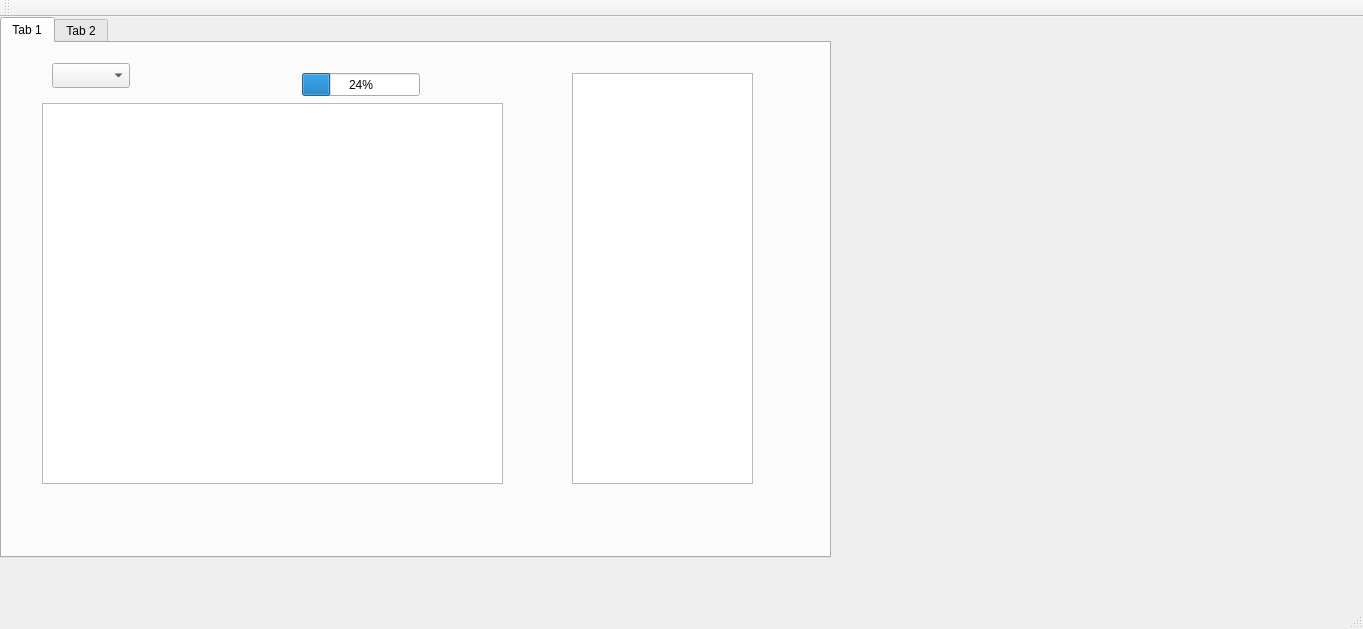
Above: mainwindow.ui from tomerye/Security-Sys-gui before the change. Below: the same form after it.
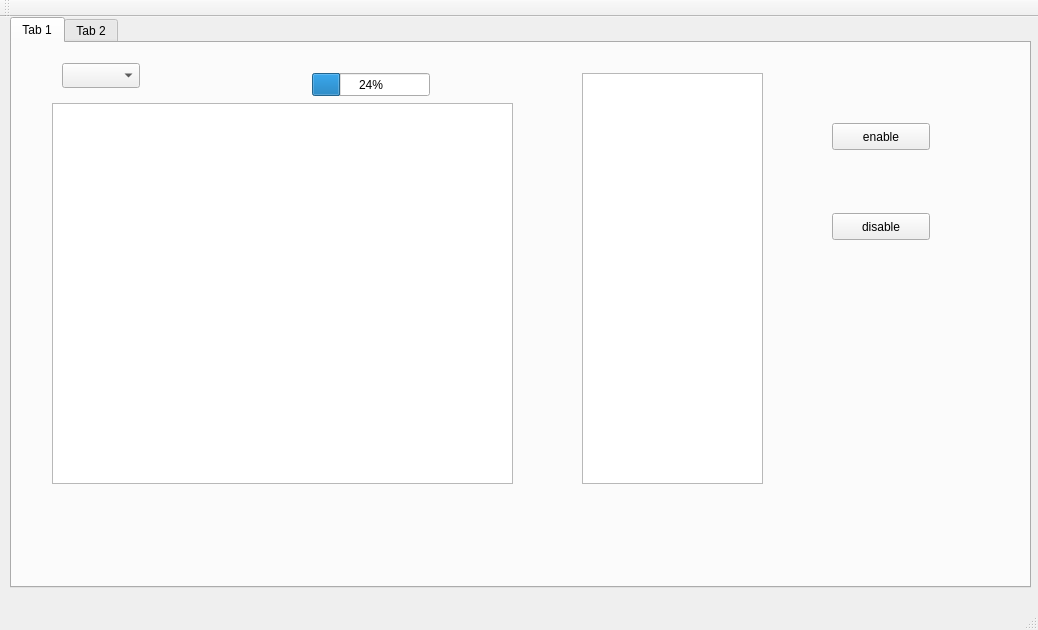
That is the form after the change.

Commit message: add support for disable/enable client image capture

What changed in the file:
```diff
--- a/mainwindow.ui
+++ b/mainwindow.ui
@@ -6,8 +6,8 @@
    <rect>
     <x>0</x>
     <y>0</y>
-    <width>1363</width>
-    <height>629</height>
+    <width>1038</width>
+    <height>630</height>
    </rect>
   </property>
   <property name="windowTitle">
@@ -17,10 +17,10 @@
    <widget class="QTabWidget" name="tabWidget">
     <property name="geometry">
      <rect>
-      <x>0</x>
+      <x>10</x>
       <y>0</y>
-      <width>831</width>
-      <height>541</height>
+      <width>1021</width>
+      <height>571</height>
      </rect>
     </property>
     <property name="currentIndex">
@@ -76,6 +76,32 @@
        <number>24</number>
       </property>
      </widget>
+     <widget class="QPushButton" name="pushButton_2">
+      <property name="geometry">
+       <rect>
+        <x>820</x>
+        <y>80</y>
+        <width>98</width>
+        <height>27</height>
+       </rect>
+      </property>
+      <property name="text">
+       <string>enable</string>
+      </property>
+     </widget>
+     <widget class="QPushButton" name="pushButton_3">
+      <property name="geometry">
+       <rect>
+        <x>820</x>
+        <y>170</y>
+        <width>98</width>
+        <height>27</height>
+       </rect>
+      </property>
+      <property name="text">
+       <string>disable</string>
+      </property>
+     </widget>
     </widget>
     <widget class="QWidget" name="tab_2">
      <attribute name="title">
```
Left out of the diff: 2 changed lines with no effect on the pictures. The commit also changes 2 other files.
